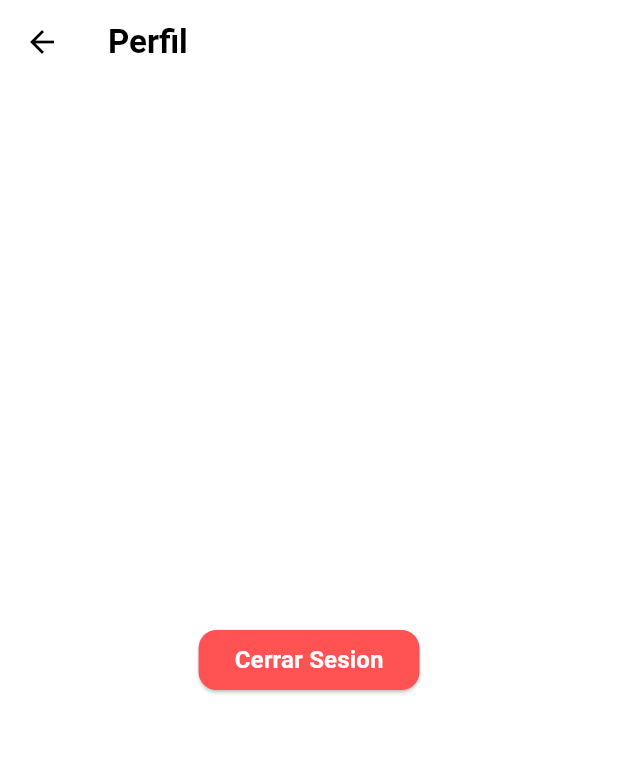
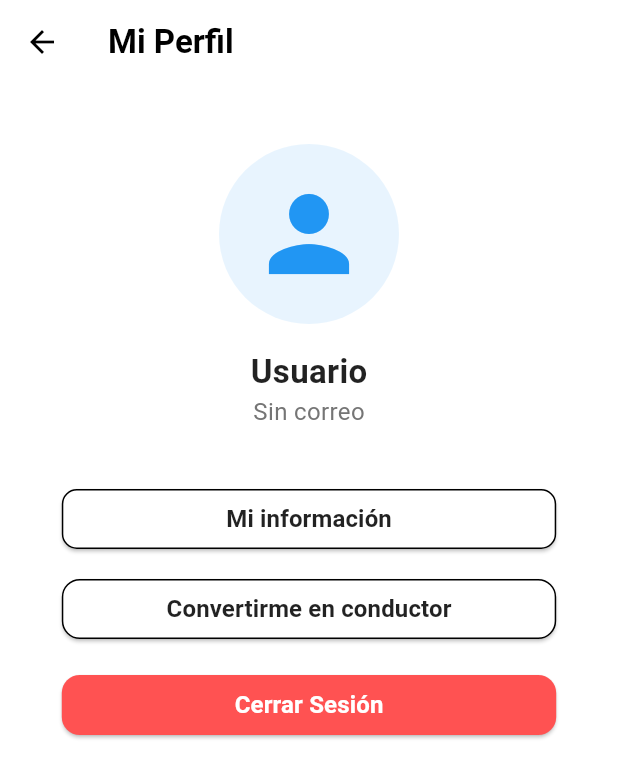
Before and after one commit to JuanFelipeRomero/FreeWheel-Frontend, a Flutter app: the ProfileScreen screen opened directly, on a phone screen of 412 x 824 dp. Shown: the top 778 px of the screen. Run offline on Flutter 3.47's test engine with Material 3 defaults, Android fonts, the phone set to English and light mode, and no system bars; our stand-ins replace flutter_dotenv, font_awesome_flutter, google_fonts, shared_preferences; accounts and stored records are empty.

Commit message:
feat: show user info in profile screen after login, add button to register as a driver

```diff
--- a/lib/presentation/screens/profile_screen.dart
+++ b/lib/presentation/screens/profile_screen.dart
@@ -1,24 +1,154 @@
 import 'package:flutter/material.dart';
 import 'package:freewheel_frontend/data/services/auth_service.dart';
+import 'package:freewheel_frontend/presentation/screens/user_info_screen.dart';
 
 import 'login_screen.dart';
 
-class ProfileScreen extends StatelessWidget {
+class ProfileScreen extends StatefulWidget {
   const ProfileScreen({super.key});
 
   @override
+  State<ProfileScreen> createState() => _ProfileScreenState();
+}
+
+class _ProfileScreenState extends State<ProfileScreen> {
+  final AuthService _authService = AuthService();
+  Map<String, dynamic>? _userData;
+  bool _isLoading = true;
+
+  @override
+  void initState() {
+    super.initState();
+    _loadUserData();
+  }
+
+  Future<void> _loadUserData() async {
+    final userData = await _authService.getUserData();
+    setState(() {
+      _userData = userData;
+      _isLoading = false;
+    });
+  }
+
+  @override
   Widget build(BuildContext context) {
-
-    final authService = AuthService();
+    final theme = Theme.of(context);
+    final screenWidth = MediaQuery.of(context).size.width;
+    final buttonWidth = screenWidth * 0.80;
 
     return Scaffold(
       appBar: AppBar(
-        title: const Text('Perfil'),
+        title: const Text('Mi Perfil'),
       ),
-      body: Center(
+      body: _isLoading
+          ? const Center(child: CircularProgressIndicator())
+          : Center(
+              child: Column(
+                children: [
+                  const SizedBox(height: 40),
+
+                  CircleAvatar(
+                    radius: 60,
+                    backgroundColor: theme.colorScheme.primary.withOpacity(0.1),
+                    child: Icon(
+                      Icons.person,
+                      size: 80,
+                      color: theme.colorScheme.primary
+                    ),
+                  ),
+
+                  const SizedBox(height: 16),
+
+                  // Nombre del usuario
+                  Text(
+                    _userData != null ? '${_userData!['nombre'] ?? 'Usuario'}' : 'Usuario',
+                    style: const TextStyle(
+                      fontSize: 22,
+                      fontWeight: FontWeight.bold,
+                    ),
+                  ),
+
+                  // Correo del usuario
+                  Text(
+                    _userData != null ? '${_userData!['correo'] ?? 'Sin correo'}' : 'Sin correo',
+                    style: TextStyle(
+                      fontSize: 16,
+                      color: Colors.grey[600],
+                    ),
+                  ),
+
+                  const SizedBox(height: 36),
+
+                  SizedBox(
+                    width: buttonWidth,
+                    child: ElevatedButton(
+                      onPressed: () {
+                        Navigator.push(
+                          context,
+                          MaterialPageRoute(
+                            builder: (context) => const UserInfoScreen(),
+                          ),
+                        );
+                      },
+                      style: ButtonStyle(
+                        backgroundColor: MaterialStateProperty.all<Color>(
+                          Colors.white,
+                        ),
+                        foregroundColor: MaterialStateProperty.all<Color>(
+                          Colors.black87,
+                        ),
+                        shape: MaterialStateProperty.all<RoundedRectangleBorder>(
+                          RoundedRectangleBorder(
+                            borderRadius: BorderRadius.circular(10),
+                          )
+                        ),
+                        side: MaterialStateProperty.all<BorderSide>(
+                          const BorderSide(color: Colors.black, width: 1.0),
+                        ),
+                      ),
+                      child: const Text(
+                        'Mi información',
+                        style: TextStyle(fontSize: 16, fontWeight: FontWeight.bold),
+                      ),
+                    ),
+                  ),
+
+                  const SizedBox(height: 12),
+
+                  SizedBox(
+                    width: buttonWidth,
+                    child: ElevatedButton(
+                      onPressed: () => print('Convertirme en conductor'),
+                      style: ButtonStyle(
+                        backgroundColor: MaterialStateProperty.all<Color>(
+                          Colors.white,
+                        ),
+                        foregroundColor: MaterialStateProperty.all<Color>(
+                          Colors.black87,
+                        ),
+                        shape: MaterialStateProperty.all<RoundedRectangleBorder>(
+                          RoundedRectangleBorder(
+                            borderRadius: BorderRadius.circular(12),
+                          )
+                        ),
+                        side: MaterialStateProperty.all<BorderSide>(
+                          const BorderSide(color: Colors.black, width: 1.0),
+                        ),
+                      ),
+                      child: const Text(
+                        'Convertirme en conductor',
+                        style: TextStyle(fontSize: 16, fontWeight: FontWeight.bold),
+                      ),
+                    ),
+                  ),
+
+                  const SizedBox(height: 16),
+
+                  SizedBox(
+                    width: buttonWidth,
                     child: ElevatedButton(
                       onPressed: () async {
-            await authService.logOut();
+                        await _authService.logOut();
                         if(context.mounted) {
                           Navigator.pushAndRemoveUntil(
                             context,
@@ -27,8 +157,8 @@ class ProfileScreen extends StatelessWidget {
                           );
                         }
                       },
-
-          style: ButtonStyle(backgroundColor: MaterialStateProperty.all<Color>(
+                      style: ButtonStyle(
+                        backgroundColor: MaterialStateProperty.all<Color>(
                           Colors.redAccent,
                         ),
                         shape: MaterialStateProperty.all<RoundedRectangleBorder>(
@@ -37,13 +167,18 @@ class ProfileScreen extends StatelessWidget {
                           )
                         ),
                       ),
-          child: const Text("Cerrar Sesion",
+                      child: const Text(
+                        "Cerrar Sesión",
                         style: TextStyle(
                           fontSize: 16,
                           fontWeight: FontWeight.bold,
                         ),
                       ),
                     ),
-    ));
+                  ),
+                ],
+              ),
+            ),
+    );
   }
 }
```
Also changed, not shown: lib/data/services/auth_service.dart (+25 -4 lines), lib/presentation/screens/user_info_screen.dart (added, +147 -0 lines). Lines whose indentation alone changed are shown as unchanged.
